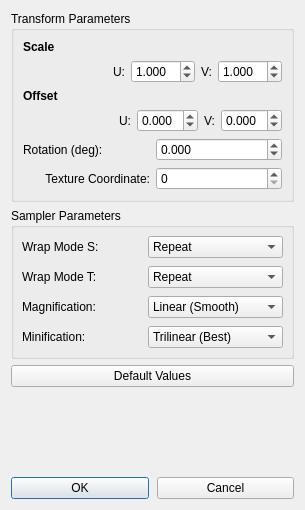
Before: the Qt Designer form ui/TextureParametersDialog.ui in 01Hub/ModelViewer, drawn with Qt 5.
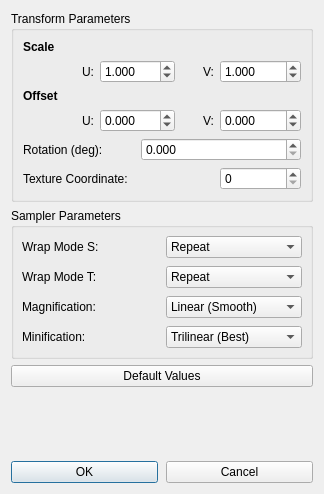
After: the same form once the commit is applied.

Commit message:
Refactor TextureParametersDialog UI for clarity and flexibility
Restructured the "Transform Parameters" section to use a grid layout, aligning scale, offset, rotation, and texture coordinate controls in a more compact and readable format. Expanded value ranges for scale and offset spin boxes, switched rotation input to degrees, and improved tooltips with detailed HTML descriptions. Moved the "Default Values" button above the sampler group, adjusted dialog size, and reorganized spacers for better layout consistency.

```diff
--- a/ui/TextureParametersDialog.ui
+++ b/ui/TextureParametersDialog.ui
@@ -9,8 +9,8 @@
    <rect>
     <x>0</x>
     <y>0</y>
-    <width>305</width>
-    <height>510</height>
+    <width>324</width>
+    <height>494</height>
    </rect>
   </property>
   <property name="windowTitle">
@@ -179,7 +179,7 @@
       <string>Transform Parameters</string>
      </property>
      <layout class="QGridLayout" name="gridLayout">
-      <item row="0" column="0">
+      <item row="0" column="0" colspan="2">
        <widget class="QLabel" name="lblScale">
         <property name="font">
          <font>
@@ -192,12 +192,13 @@
        </widget>
       </item>
       <item row="1" column="0">
-       <layout class="QHBoxLayout" name="horizontalLayout">
-        <item>
          <spacer name="horizontalSpacer_2">
           <property name="orientation">
            <enum>Qt::Orientation::Horizontal</enum>
           </property>
+        <property name="sizeType">
+         <enum>QSizePolicy::Policy::Fixed</enum>
+        </property>
           <property name="sizeHint" stdset="0">
            <size>
             <width>18</width>
@@ -206,14 +207,17 @@
           </property>
          </spacer>
         </item>
-        <item>
+      <item row="1" column="1">
          <widget class="QLabel" name="lblScaleU">
           <property name="text">
            <string>U:</string>
           </property>
-         </widget>
-        </item>
-        <item>
+        <property name="alignment">
+         <set>Qt::AlignmentFlag::AlignRight|Qt::AlignmentFlag::AlignTrailing|Qt::AlignmentFlag::AlignVCenter</set>
+        </property>
+       </widget>
+      </item>
+      <item row="1" column="2" colspan="2">
          <widget class="QDoubleSpinBox" name="spinScaleU">
           <property name="toolTip">
            <string>Texture scale in U direction (0.01-10.0)</string>
@@ -222,10 +226,10 @@
            <number>3</number>
           </property>
           <property name="minimum">
-           <double>0.010000000000000</double>
+         <double>-100.000000000000000</double>
           </property>
           <property name="maximum">
-           <double>10.000000000000000</double>
+         <double>100.000000000000000</double>
           </property>
           <property name="singleStep">
            <double>0.100000000000000</double>
@@ -238,7 +242,7 @@
           </property>
          </widget>
         </item>
-        <item>
+      <item row="1" column="4">
          <widget class="QLabel" name="lblScaleV">
           <property name="text">
            <string>V:</string>
@@ -248,7 +252,7 @@
           </property>
          </widget>
         </item>
-        <item>
+      <item row="1" column="5">
          <widget class="QDoubleSpinBox" name="spinScaleV">
           <property name="toolTip">
            <string>Texture scale in V direction (0.01-10.0)</string>
@@ -257,10 +261,10 @@
            <number>3</number>
           </property>
           <property name="minimum">
-           <double>0.010000000000000</double>
+         <double>-1000.000000000000000</double>
           </property>
           <property name="maximum">
-           <double>10.000000000000000</double>
+         <double>1000.000000000000000</double>
           </property>
           <property name="singleStep">
            <double>0.100000000000000</double>
@@ -273,9 +277,7 @@
           </property>
          </widget>
         </item>
-       </layout>
-      </item>
-      <item row="2" column="0">
+      <item row="2" column="0" colspan="2">
        <widget class="QLabel" name="lblOffset">
         <property name="font">
          <font>
@@ -288,28 +290,32 @@
        </widget>
       </item>
       <item row="3" column="0">
-       <layout class="QHBoxLayout" name="horizontalLayout_2">
-        <item>
          <spacer name="horizontalSpacer">
           <property name="orientation">
            <enum>Qt::Orientation::Horizontal</enum>
           </property>
+        <property name="sizeType">
+         <enum>QSizePolicy::Policy::Fixed</enum>
+        </property>
           <property name="sizeHint" stdset="0">
            <size>
-            <width>13</width>
+          <width>18</width>
             <height>20</height>
            </size>
           </property>
          </spacer>
         </item>
-        <item>
+      <item row="3" column="1">
          <widget class="QLabel" name="lblOffsetU">
           <property name="text">
            <string>U:</string>
           </property>
-         </widget>
-        </item>
-        <item>
+        <property name="alignment">
+         <set>Qt::AlignmentFlag::AlignRight|Qt::AlignmentFlag::AlignTrailing|Qt::AlignmentFlag::AlignVCenter</set>
+        </property>
+       </widget>
+      </item>
+      <item row="3" column="2" colspan="2">
          <widget class="QDoubleSpinBox" name="spinOffsetU">
           <property name="toolTip">
            <string>Texture offset in U direction (-1.0 to 1.0)</string>
@@ -318,10 +324,10 @@
            <number>3</number>
           </property>
           <property name="minimum">
-           <double>-1.000000000000000</double>
+         <double>-100.000000000000000</double>
           </property>
           <property name="maximum">
-           <double>1.000000000000000</double>
+         <double>100.000000000000000</double>
           </property>
           <property name="singleStep">
            <double>0.100000000000000</double>
@@ -334,7 +340,7 @@
           </property>
          </widget>
         </item>
-        <item>
+      <item row="3" column="4">
          <widget class="QLabel" name="lblOffsetV">
           <property name="text">
            <string>V:</string>
@@ -344,7 +350,7 @@
           </property>
          </widget>
         </item>
-        <item>
+      <item row="3" column="5">
          <widget class="QDoubleSpinBox" name="spinOffsetV">
           <property name="toolTip">
            <string>Texture offset in V direction (-1.0 to 1.0)</string>
@@ -353,10 +359,10 @@
            <number>3</number>
           </property>
           <property name="minimum">
-           <double>-1.000000000000000</double>
+         <double>-100.000000000000000</double>
           </property>
           <property name="maximum">
-           <double>1.000000000000000</double>
+         <double>100.000000000000000</double>
           </property>
           <property name="singleStep">
            <double>0.100000000000000</double>
@@ -369,18 +375,14 @@
           </property>
          </widget>
         </item>
-       </layout>
-      </item>
-      <item row="4" column="0">
-       <layout class="QHBoxLayout" name="horizontalLayout_3">
-        <item>
+      <item row="4" column="0" colspan="3">
          <widget class="QLabel" name="lblRotation">
           <property name="text">
            <string>Rotation (deg):</string>
           </property>
          </widget>
         </item>
-        <item>
+      <item row="4" column="3" colspan="3">
          <widget class="QDoubleSpinBox" name="spinRotation">
           <property name="toolTip">
            <string>Texture rotation in radians (0 to 2π ≈ 6.28)</string>
@@ -389,10 +391,10 @@
            <number>3</number>
           </property>
           <property name="minimum">
-           <double>-180.000000000000000</double>
+         <double>0.000000000000000</double>
           </property>
           <property name="maximum">
-           <double>180.000000000000000</double>
+         <double>359.999000000000024</double>
           </property>
           <property name="singleStep">
            <double>0.100000000000000</double>
@@ -405,21 +407,17 @@
           </property>
          </widget>
         </item>
-       </layout>
-      </item>
-      <item row="5" column="0">
-       <layout class="QHBoxLayout" name="horizontalLayout_4">
-        <item>
+      <item row="5" column="0" colspan="4">
          <widget class="QLabel" name="lblTexCoord">
           <property name="text">
            <string>Texture Coordinate:</string>
           </property>
           <property name="alignment">
-           <set>Qt::AlignmentFlag::AlignRight|Qt::AlignmentFlag::AlignTrailing|Qt::AlignmentFlag::AlignVCenter</set>
+         <set>Qt::AlignmentFlag::AlignLeading|Qt::AlignmentFlag::AlignLeft|Qt::AlignmentFlag::AlignVCenter</set>
           </property>
          </widget>
         </item>
-        <item>
+      <item row="5" column="5">
          <widget class="QSpinBox" name="spinTexCoord">
           <property name="toolTip">
            <string>Which texture coordinate set to use (0-3)</string>
@@ -434,8 +432,6 @@
            <number>0</number>
           </property>
          </widget>
-        </item>
-       </layout>
       </item>
      </layout>
     </widget>
```
Left out of the diff: 44 changed lines with no effect on the pictures. Lines whose indentation alone changed are shown as unchanged.
